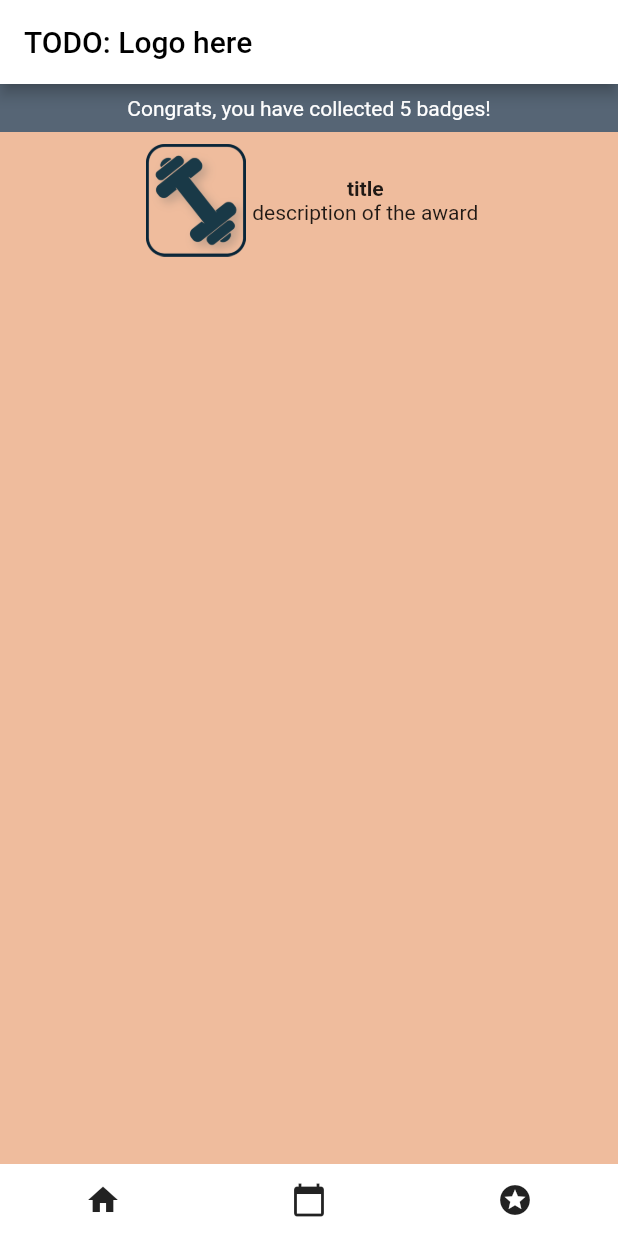
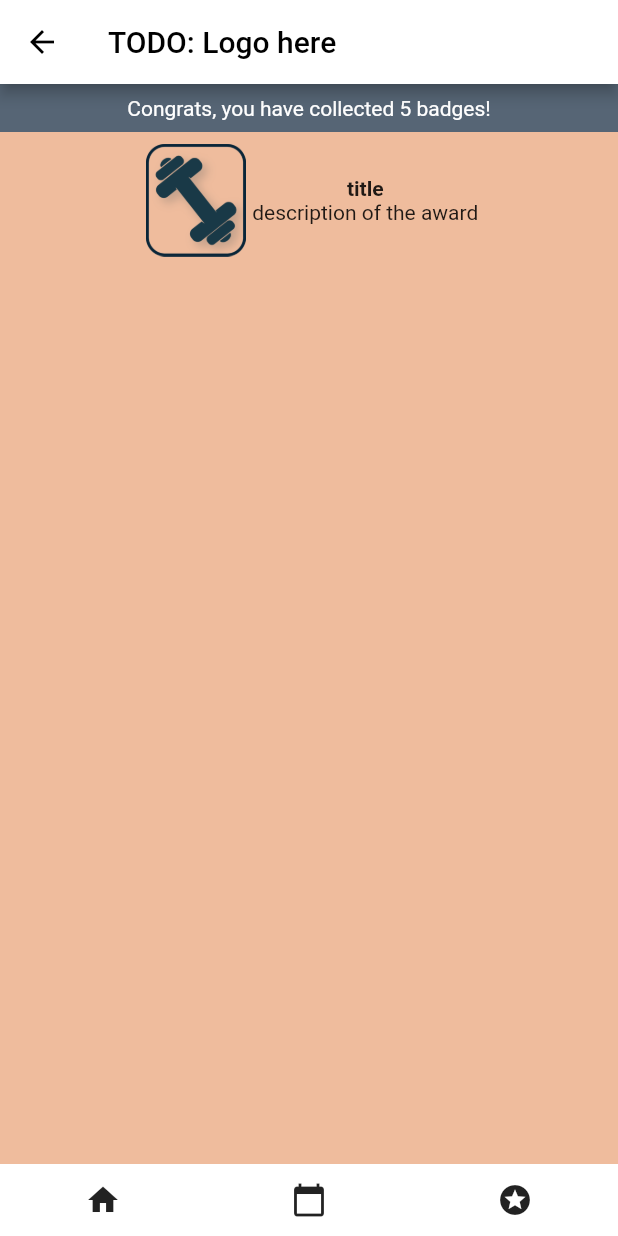
Before and after one commit to levylevylevy/onceadailydo, a Flutter app: the screen it shows after launch, after a tap on the "stars" icon, on a phone screen of 412 x 824 dp. Run offline on Flutter 3.47's test engine with Material 2 defaults, Android fonts, the light colour scheme and no system bars; our stand-ins replace google_fonts.

Commit message:
add navigation to footer and make header back arrow visible

```diff
--- a/lib/components/MainHeaderAndNavigation.dart
+++ b/lib/components/MainHeaderAndNavigation.dart
@@ -19,6 +19,9 @@ class MainHeaderAndNavigation extends StatelessWidget {
           style: TextStyle(color: Colors.black),
         ),
         backgroundColor: Colors.white,
+        iconTheme: IconThemeData(
+          color: Colors.black
+        ),
       ),
       backgroundColor: Color(0xFF566575),
       bottomNavigationBar: Container(
@@ -29,7 +32,7 @@ class MainHeaderAndNavigation extends StatelessWidget {
               child: FlatButton(
                 child: Icon(Icons.home),
                 onPressed: () {
-                  // Does nothing because we're already on the home page
+                  Navigator.pushNamed(context, '/suggestions');
                 },
               ),
             ),
@@ -45,7 +48,7 @@ class MainHeaderAndNavigation extends StatelessWidget {
               child: FlatButton(
                 child: Icon(Icons.stars),
                 onPressed: () {
-                  // Does nothing currently but will take users to the achievements page
+                  Navigator.pushNamed(context, '/achievements');
                 },
               ),
             ),
--- a/lib/main.dart
+++ b/lib/main.dart
@@ -13,10 +13,12 @@ class OnceADailyDo extends StatelessWidget {
   @override
   Widget build(BuildContext context) {
     return MaterialApp(
-      home: DefaultTextStyle(
-        child: AchievementListScreen(),
-        style: GoogleFonts.poppins(),
-      ),
+      initialRoute: '/suggestions',
+      routes: {
+        '/': (context) => NewUserFormScreen(),
+        '/suggestions': (context) => ActivitySuggestionScreen(),
+        '/achievements': (context) => AchievementListScreen(),
+      }
     );
   }
 }
```
